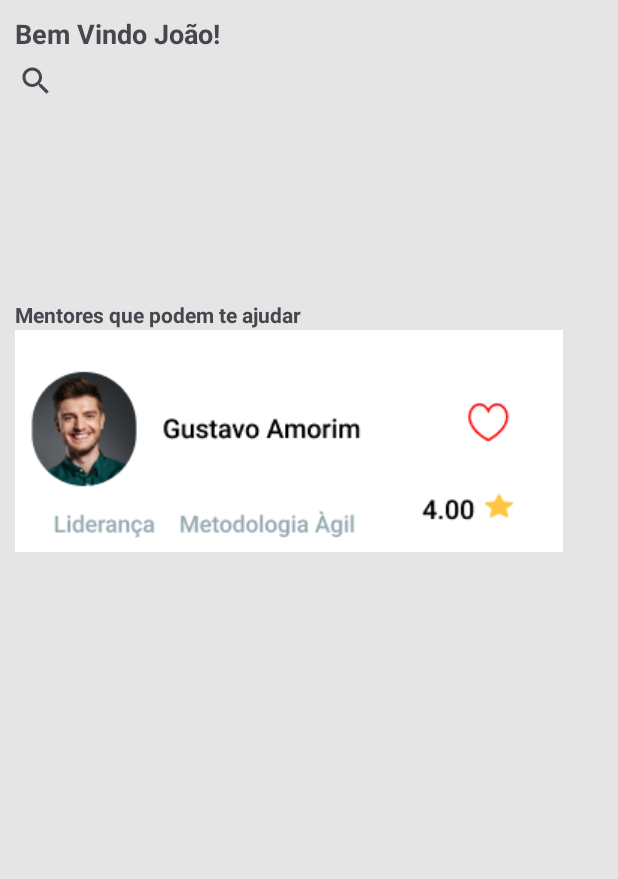
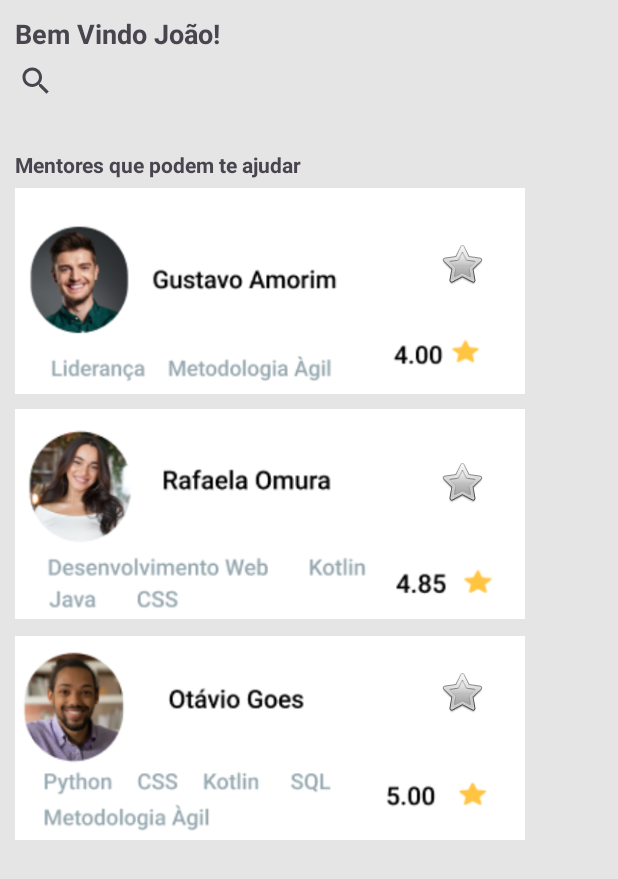
Before and after one commit to MarianaEB21/MentorMatch, an Android app: the fragment Home shown on its own in the app's theme, on a phone screen of 412 x 824 dp. Shown: the top 879 px of the screen. Run offline under Robolectric (Android 15) with nearby library versions, the phone set to English and light mode, and no system bars.

Commit message:
Iniciando Projeto Mentor match. Criação de telas home, chat e perfil. Inclusão de barra de navegação.

```diff
--- a/app/src/main/res/layout/fragment_home.xml
+++ b/app/src/main/res/layout/fragment_home.xml
@@ -20,6 +20,7 @@
         android:layout_marginTop="10dp"
         android:layout_marginBottom="10dp"
 
+
         />
 
     <SearchView
@@ -39,7 +40,7 @@
         android:layout_width="wrap_content"
         android:layout_height="wrap_content"
         android:layout_marginStart="10dp"
-        android:layout_marginTop="200dp"
+        android:layout_marginTop="100dp"
         android:layout_marginBottom="10dp"
         android:text="Mentores que podem te ajudar"
         android:textStyle="bold"
@@ -48,11 +49,60 @@
 
     <ImageView
         android:id="@+id/img_mentor1"
-        android:layout_width="wrap_content"
+        android:layout_width="340dp"
         android:layout_height="wrap_content"
         android:src="@drawable/mentor1"
         app:layout_constraintTop_toBottomOf="@+id/txt_mentor"
         android:layout_marginStart="10dp"
-        android:layout_marginTop="220dp"/>
+        android:layout_marginTop="120dp"/>
+
+    <ImageButton
+        android:id="@+id/imageButton1"
+        android:layout_width="wrap_content"
+        android:layout_height="wrap_content"
+        android:src="@android:drawable/btn_star"
+        app:layout_constraintTop_toBottomOf="@+id/txt_mentor"
+        android:layout_marginStart="280dp"
+        android:layout_marginTop="150dp"
+        android:backgroundTint="@color/white"
+        />
+
+    <ImageView
+        android:id="@+id/img_mentor2"
+        android:layout_width="340dp"
+        android:layout_height="wrap_content"
+        android:src="@drawable/mentor2"
+        app:layout_constraintTop_toBottomOf="@+id/img_mentor1"
+        android:layout_marginStart="10dp"
+        android:layout_marginTop="270dp"/>
+
+    <ImageButton
+        android:id="@+id/imageButton2"
+        android:layout_width="wrap_content"
+        android:layout_height="wrap_content"
+        android:src="@android:drawable/btn_star"
+        app:layout_constraintTop_toBottomOf="@+id/img_mentor1"
+        android:layout_marginStart="280dp"
+        android:layout_marginTop="295dp"
+        android:backgroundTint="@color/white"/>
+
+    <ImageView
+        android:id="@+id/img_mentor3"
+        android:layout_width="340dp"
+        android:layout_height="wrap_content"
+        android:src="@drawable/mentor3"
+        app:layout_constraintTop_toBottomOf="@+id/img_mentor2"
+        android:layout_marginStart="10dp"
+        android:layout_marginTop="420dp"/>
+
+    <ImageButton
+        android:id="@+id/imageButton3"
+        android:layout_width="wrap_content"
+        android:layout_height="wrap_content"
+        android:src="@android:drawable/btn_star"
+        app:layout_constraintTop_toBottomOf="@+id/img_mentor2"
+        android:layout_marginStart="280dp"
+        android:layout_marginTop="435dp"
+        android:backgroundTint="@color/white"/>
 
 </FrameLayout>
--- a/app/src/main/res/values/colors.xml
+++ b/app/src/main/res/values/colors.xml
@@ -10,4 +10,5 @@
     <color name="lavender">#8692f7</color>
     <color name="grey">#d2d2d2</color>
     <color name="gelo">#E5E5E5</color>
+    <color name="red">#FF0000</color>
 </resources>
```
Also changed, not shown: app/src/main/res/drawable/img.png (added).
